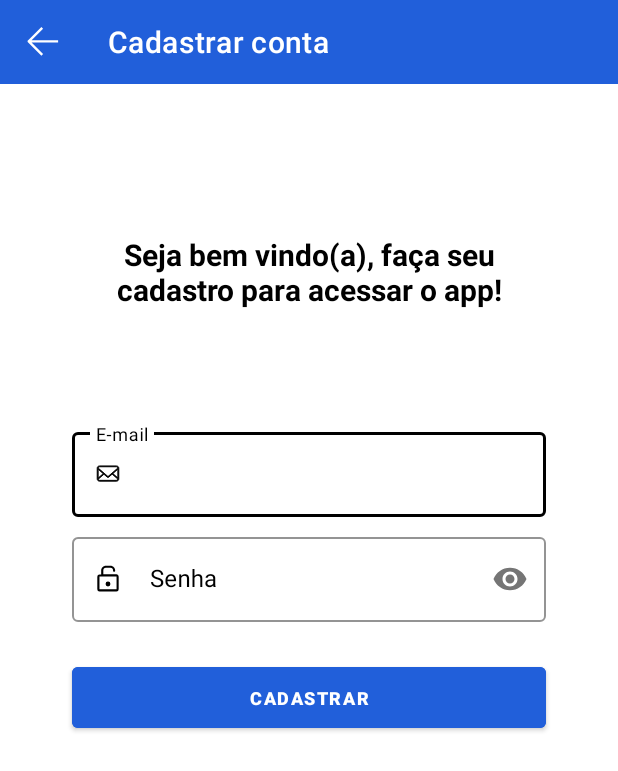
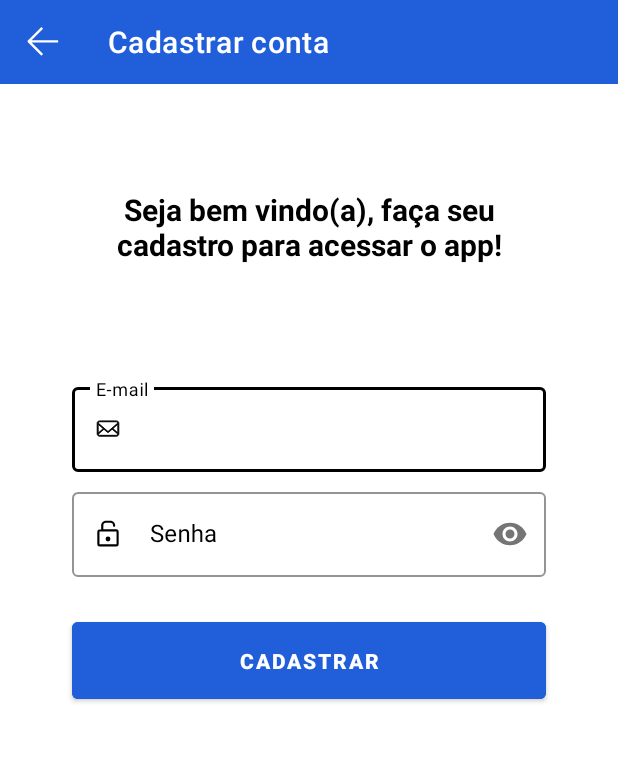
Before and after one commit to EduardoCarvalhoo/training_app, an Android app: the RegisterActivity screen opened directly, with no data from a screen before it, on a phone screen of 412 x 824 dp. Shown: the top 771 px of the screen. Run offline under Robolectric (Android 15) with nearby library versions, the phone set to English and light mode, and no system bars; our stand-ins replace Firebase (no records; nobody signed in at launch, a user with empty details on screens opened directly).

Commit message:
refactor: adjusting button size and recycler view margins

```diff
--- a/app/src/main/res/layout/activity_exercises.xml
+++ b/app/src/main/res/layout/activity_exercises.xml
@@ -39,6 +39,7 @@
         android:contentDescription="@string/training_creation_button_description"
         android:text="@string/exercises_save_text"
         android:textColor="@color/white"
+        android:padding="16dp"
         android:textStyle="bold"
         app:layout_constraintBottom_toBottomOf="parent"
         app:layout_constraintEnd_toEndOf="@id/exercises_creation_end_guideline"
--- a/app/src/main/res/layout/activity_home.xml
+++ b/app/src/main/res/layout/activity_home.xml
@@ -63,7 +63,7 @@
         android:id="@+id/home_recycler_view"
         android:layout_width="0dp"
         android:layout_height="0dp"
-        android:layout_marginTop="12dp"
+        android:layout_marginVertical="12dp"
         android:visibility="gone"
         app:layoutManager="androidx.recyclerview.widget.LinearLayoutManager"
         app:layout_constraintBottom_toBottomOf="parent"
--- a/app/src/main/res/layout/activity_login.xml
+++ b/app/src/main/res/layout/activity_login.xml
@@ -111,7 +111,7 @@
         android:layout_marginHorizontal="8dp"
         android:layout_marginTop="24dp"
         android:backgroundTint="@drawable/ic_button_background_selector"
-        android:padding="12dp"
+        android:padding="16dp"
         android:text="@string/login_enter_the_app_button"
         android:textColor="@color/white"
         android:textStyle="bold"
--- a/app/src/main/res/layout/activity_register.xml
+++ b/app/src/main/res/layout/activity_register.xml
@@ -21,8 +21,8 @@
         android:id="@+id/register_title_text_view"
         android:layout_width="0dp"
         android:layout_height="wrap_content"
-        android:layout_marginHorizontal="12dp"
-        android:layout_marginTop="100dp"
+        android:layout_marginHorizontal="8dp"
+        android:layout_marginTop="70dp"
         android:text="@string/register_title_text"
         android:textAlignment="center"
         android:textColor="@color/black"
@@ -93,10 +93,9 @@
         android:layout_marginHorizontal="8dp"
         android:layout_marginTop="24dp"
         android:backgroundTint="@drawable/ic_button_background_selector"
-        android:padding="12dp"
+        android:padding="16dp"
         android:text="@string/register_button_text"
         android:textColor="@color/white"
-        android:textSize="12sp"
         android:textStyle="bold"
         app:layout_constraintEnd_toStartOf="@+id/register_end_guideline"
         app:layout_constraintStart_toStartOf="@+id/register_start_guideline"
--- a/app/src/main/res/layout/activity_training_creation.xml
+++ b/app/src/main/res/layout/activity_training_creation.xml
@@ -53,7 +53,7 @@
             android:layout_width="match_parent"
             android:layout_height="wrap_content"
             android:inputType="text"
-            android:textColor="@color/black"/>
+            android:textColor="@color/black" />
     </com.google.android.material.textfield.TextInputLayout>
 
     <Button
@@ -95,6 +95,7 @@
         android:layout_marginBottom="20dp"
         android:backgroundTint="@drawable/ic_button_background_selector"
         android:contentDescription="@string/training_creation_button_description"
+        android:padding="16dp"
         android:text="@string/training_creation_button"
         android:textColor="@color/white"
         android:textStyle="bold"
--- a/app/src/main/res/layout/activity_training_details.xml
+++ b/app/src/main/res/layout/activity_training_details.xml
@@ -71,7 +71,7 @@
         android:id="@+id/training_details_recycler_view"
         android:layout_width="0dp"
         android:layout_height="0dp"
-        android:layout_marginTop="8dp"
+        android:layout_marginVertical="8dp"
         app:layoutManager="androidx.recyclerview.widget.LinearLayoutManager"
         app:layout_constraintBottom_toBottomOf="parent"
         app:layout_constraintEnd_toEndOf="@id/training_details_end_guideline"
--- a/app/src/main/res/layout/activity_update_training.xml
+++ b/app/src/main/res/layout/activity_update_training.xml
@@ -94,6 +94,7 @@
         android:layout_marginBottom="20dp"
         android:backgroundTint="@drawable/ic_button_background_selector"
         android:contentDescription="@string/update_training_button_description"
+        android:padding="16dp"
         android:text="@string/update_training_button"
         android:textColor="@color/white"
         android:textStyle="bold"
```
